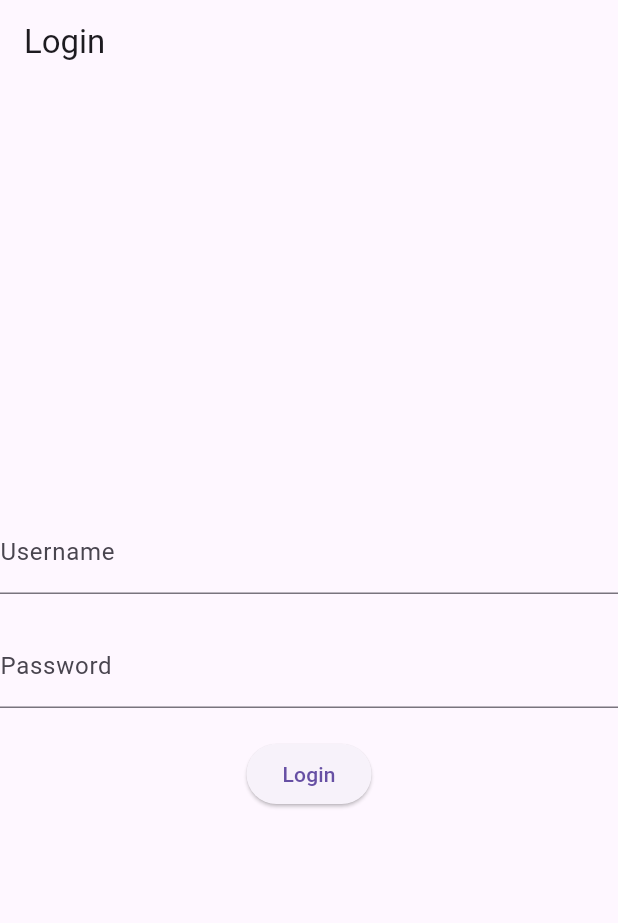
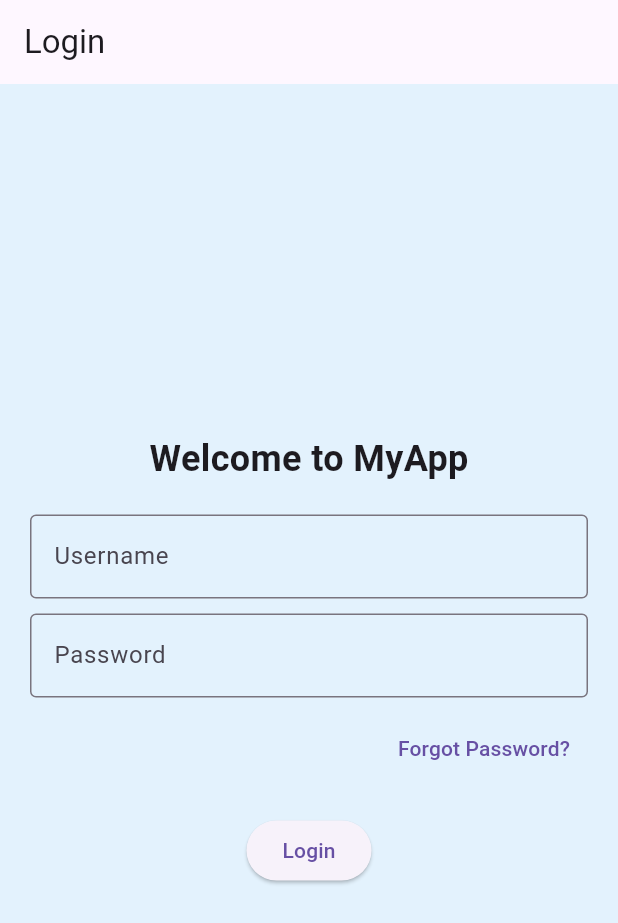
Before and after one commit to ara2105/reminderly, a Flutter app: the screen it shows after launch, on a phone screen of 412 x 824 dp. Shown: the top 923 px of the screen. Run offline on Flutter 3.47's test engine with Material 3 defaults, Android fonts, the phone set to English and light mode, and no system bars; our stand-ins replace table_calendar.

Commit message:
updated login

```diff
--- a/lib/main.dart
+++ b/lib/main.dart
@@ -40,21 +40,48 @@ class LoginPage extends StatelessWidget {
       appBar: AppBar(
         title: Text('Login'),
       ),
-      body: Center(
+      body: Container(
+        color: Colors.blue[50], // Powder blue background color
+        padding: EdgeInsets.all(20.0),
+        child: Center(
+          child: SingleChildScrollView(
             child: Column(
               mainAxisAlignment: MainAxisAlignment.center,
               children: [
-            TextField(
-              decoration: InputDecoration(
-                labelText: 'Username',
+                Text(
+                  'Welcome to MyApp',
+                  style: TextStyle(
+                    fontSize: 24.0,
+                    fontWeight: FontWeight.bold,
                   ),
                 ),
                 SizedBox(height: 20.0),
                 TextField(
+                  decoration: InputDecoration(
+                    labelText: 'Username',
+                    border: OutlineInputBorder(),
+                  ),
+                ),
+                SizedBox(height: 10.0),
+                TextField(
                   obscureText: true,
                   decoration: InputDecoration(
                     labelText: 'Password',
+                    border: OutlineInputBorder(),
                   ),
+                ),
+                SizedBox(height: 10.0),
+                Row(
+                  mainAxisAlignment: MainAxisAlignment.end,
+                  children: [
+                    TextButton(
+                      onPressed: () {
+                        // Placeholder action for forgot password
+                        print('Forgot Password');
+                      },
+                      child: Text('Forgot Password?'),
+                    ),
+                  ],
                 ),
                 SizedBox(height: 20.0),
                 ElevatedButton(
@@ -74,6 +101,8 @@ class LoginPage extends StatelessWidget {
                   child: Text('Login'),
                 ),
               ],
+            ),
+          ),
         ),
       ),
     );
```
Lines whose indentation alone changed are shown as unchanged.
